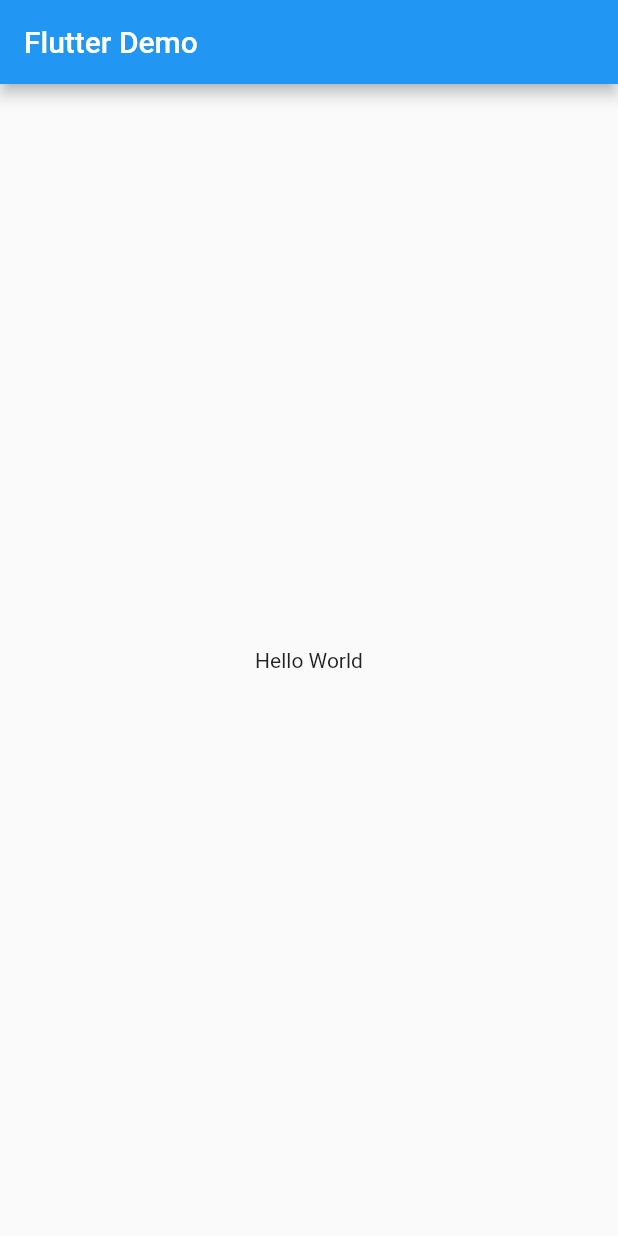
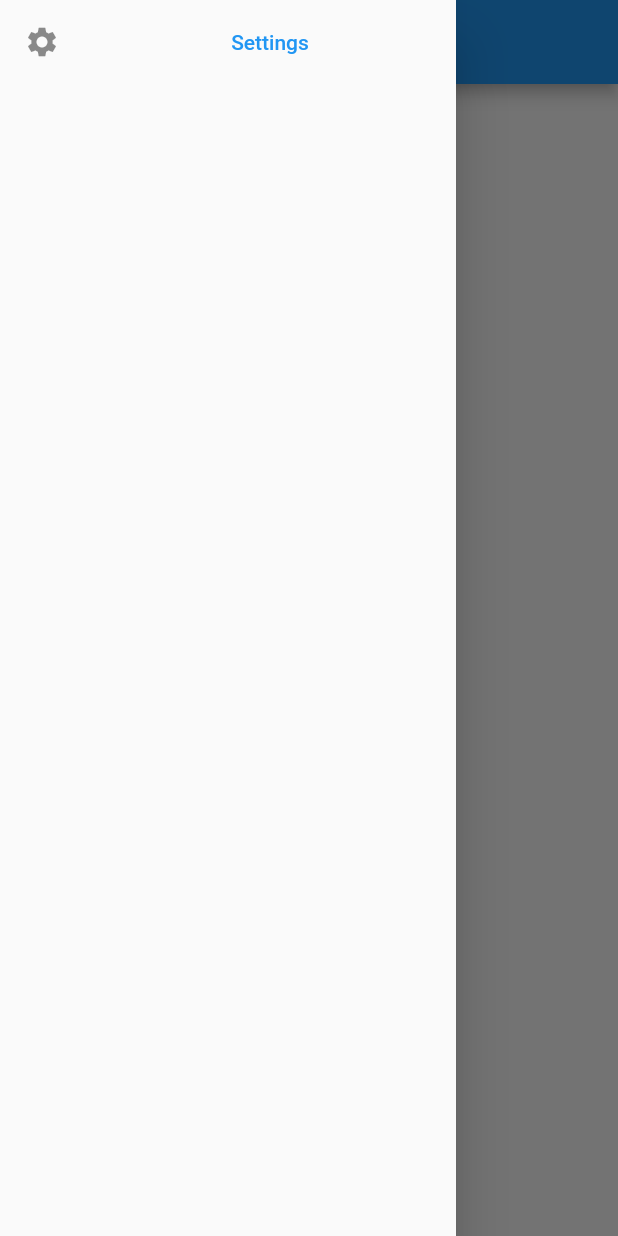
Before and after one commit to otaku1123/flutter-make-simple-icon, a Flutter app: the screen it shows after launch, with the side drawer open (before the commit the screen has no drawer), on a phone screen of 412 x 824 dp. Run offline on Flutter 3.47's test engine with Material 2 defaults, Android fonts, the light colour scheme and no system bars; our stand-ins replace flutter_riverpod.

Commit message:
設定画面を追加

```diff
--- a/lib/view/pages/main_page.dart
+++ b/lib/view/pages/main_page.dart
@@ -1,5 +1,6 @@
 import 'package:flutter/material.dart';
 import 'package:flutter_riverpod/flutter_riverpod.dart';
+import 'package:make_simple_image_app/view/pages/settings_page.dart';
 
 class MainPage extends ConsumerWidget {
   const MainPage({super.key});
@@ -8,7 +9,30 @@
   Widget build(BuildContext context, WidgetRef ref) {
     return Scaffold(
       appBar: AppBar(
-        title: const Text('Flutter Demo'),
+        title: const Text('Main Page'),
+      ),
+      drawer: Drawer(
+        child: ListView(
+          padding: EdgeInsets.zero,
+          children: <Widget>[
+            ListTile(
+              leading: const Icon(Icons.settings),
+              title: TextButton(
+                onPressed: () {
+                  Navigator.push(
+                    context,
+                    MaterialPageRoute(
+                      builder: (context) {
+                        return const SettingsPage();
+                      },
+                    ),
+                  );
+                },
+                child: const Text('Settings'),
+              ),
+            ),
+          ],
+        ),
       ),
       body: const Center(
         child: Text('Hello World'),
```
Also changed, not shown: lib/view/pages/settings_page.dart (added, +17 -0 lines).
